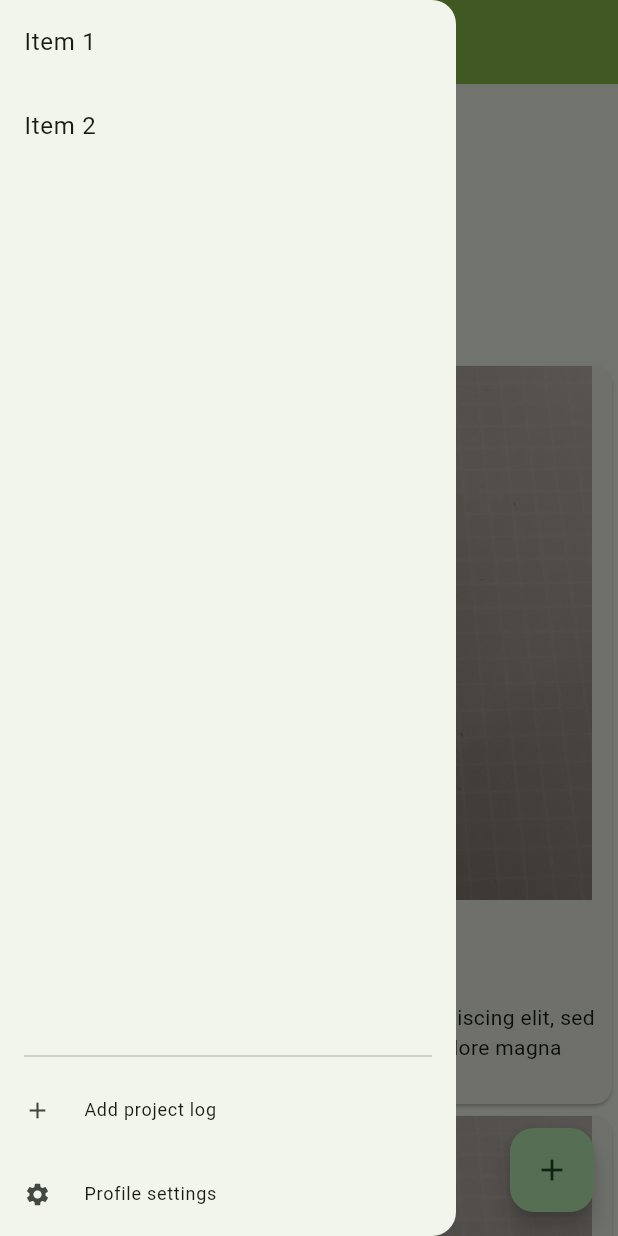
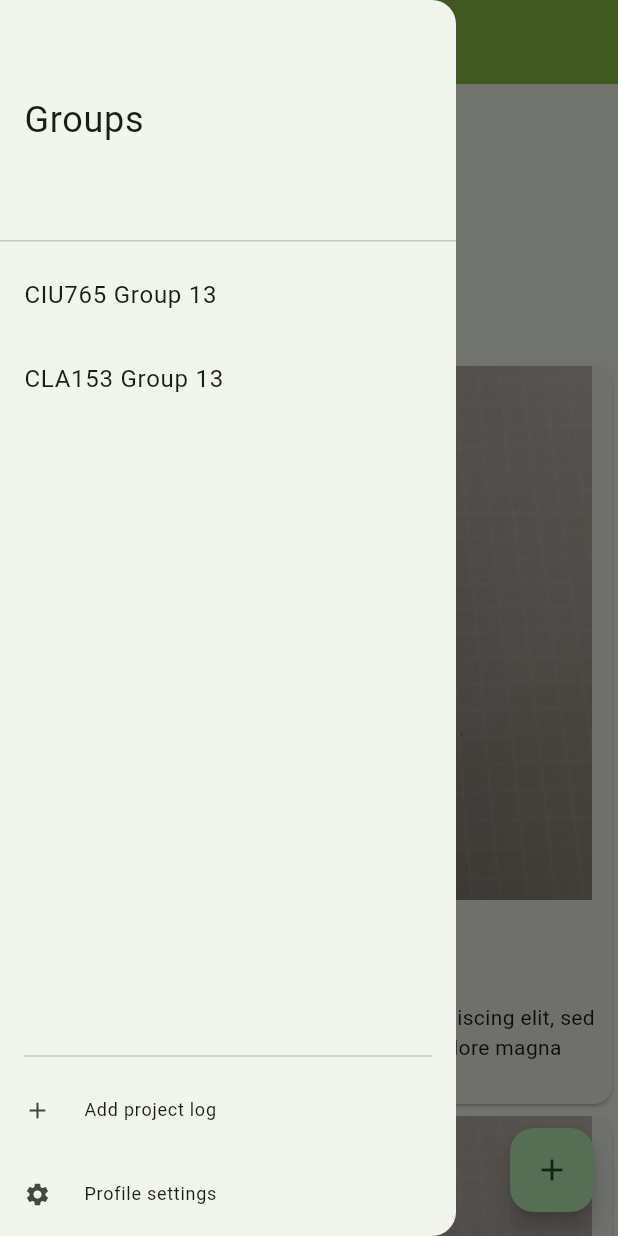
Before and after one commit to R0KK1T/CoDoC, a Flutter app: the screen it shows after launch, with the side drawer open, on a phone screen of 412 x 824 dp. Run offline on Flutter 3.47's test engine with Material 2 defaults, Android fonts, the phone set to English and light mode, and no system bars; our stand-ins replace firebase_core; accounts and stored records are empty.

```diff
--- a/lib/feed_screen.dart
+++ b/lib/feed_screen.dart
@@ -52,18 +52,34 @@ class _MyHomePageState extends State<MyHomePage> {
       drawer: Drawer(
         child: Column(
           children: [
+            DrawerHeader(
+              padding: EdgeInsets.zero,
+              child: Align(
+                alignment: Alignment.centerLeft,
+                child: Padding(
+                  padding: const EdgeInsets.only(left: 16.0),
+                  child: Text(
+                    'Groups',
+                    style: TextStyle(
+                      fontSize: 24,
+                    ),
+                  ),
+                ),
+              ),
+            ),
             Expanded(
               child: ListView(
+                physics: const NeverScrollableScrollPhysics(),
                 children: [
                   ListTile(
-                    title: const Text('Item 1'),
+                    title: const Text('CIU765 Group 13'),
                     onTap: () {
                       // Update the state of the app.
                       // ...
                     },
                   ),
                   ListTile(
-                    title: const Text('Item 2'),
+                    title: const Text('CLA153 Group 13'),
                     onTap: () {
                       // Update the state of the app.
                       // ...
```
